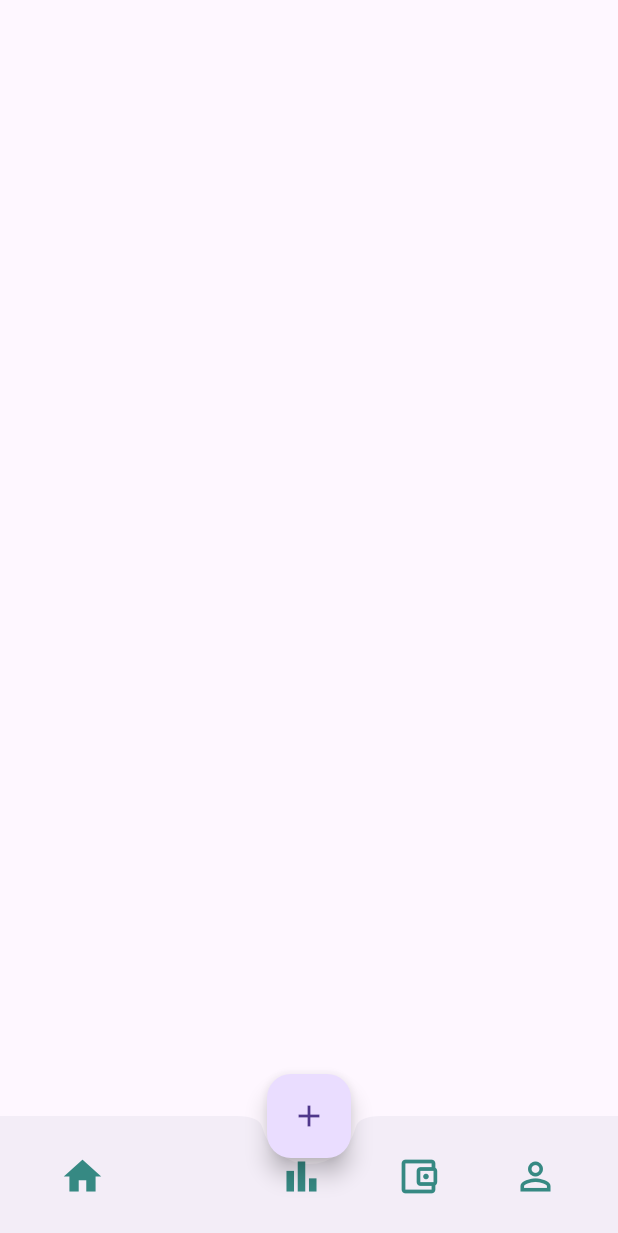
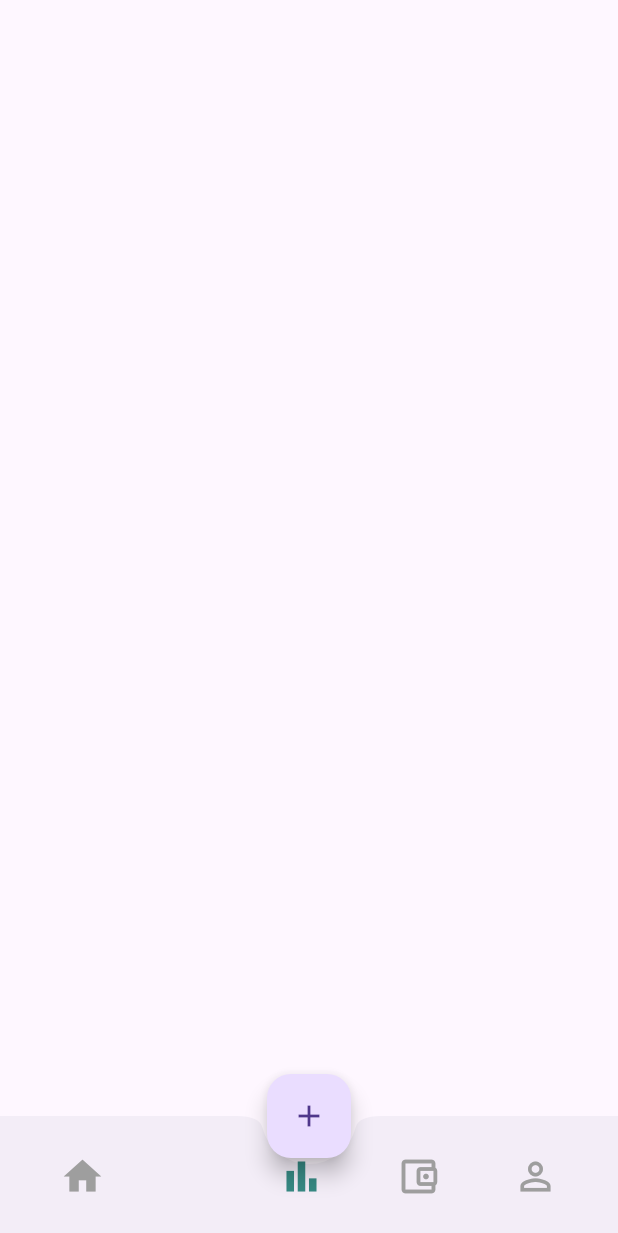
Before and after one commit to NguyenNhatHuynh/Finance-XD-App, a Flutter app: the screen it shows after launch, after a tap on the "bar chart" icon, on a phone screen of 412 x 824 dp. Shown: the top 1233 px of the screen. Run offline on Flutter 3.47's test engine with Material 3 defaults, Android fonts, the phone set to English and light mode, and no system bars; our stand-ins replace syncfusion_flutter_charts.

Commit message:
Design Navbar Bottom

```diff
--- a/lib/widgets/bottomnavigationbar.dart
+++ b/lib/widgets/bottomnavigationbar.dart
@@ -8,6 +8,7 @@ class Bottom extends StatefulWidget {
 }
 
 class _BottomState extends State<Bottom> {
+  int index_color = 0;
   @override
   Widget build(BuildContext context) {
     return Scaffold(
@@ -24,36 +25,52 @@ class _BottomState extends State<Bottom> {
             mainAxisAlignment: MainAxisAlignment.spaceAround,
             children: [
               GestureDetector(
-                onTap: () {},
+                onTap: () {
+                  setState(() {
+                    index_color = 0;
+                  });
+                },
                 child: Icon(
                   Icons.home,
                   size: 30,
-                  color: Color(0xff368983),
+                  color: index_color == 0 ? Color(0xff368983) : Colors.grey,
                 ),
               ),
               SizedBox(width: 20),
               GestureDetector(
-                onTap: () {},
+                onTap: () {
+                  setState(() {
+                    index_color = 1;
+                  });
+                },
                 child: Icon(
                   Icons.bar_chart_outlined,
                   size: 30,
-                  color: Color(0xff368983),
+                  color: index_color == 1 ? Color(0xff368983) : Colors.grey,
                 ),
               ),
               GestureDetector(
-                onTap: () {},
+                onTap: () {
+                  setState(() {
+                    index_color = 2;
+                  });
+                },
                 child: Icon(
                   Icons.account_balance_wallet_outlined,
                   size: 30,
-                  color: Color(0xff368983),
+                  color: index_color == 2 ? Color(0xff368983) : Colors.grey,
                 ),
               ),
               GestureDetector(
-                onTap: () {},
+                onTap: () {
+                  setState(() {
+                    index_color = 3;
+                  });
+                },
                 child: Icon(
                   Icons.person_outline,
                   size: 30,
-                  color: Color(0xff368983),
+                  color: index_color == 3 ? Color(0xff368983) : Colors.grey,
                 ),
               ),
             ],
```
